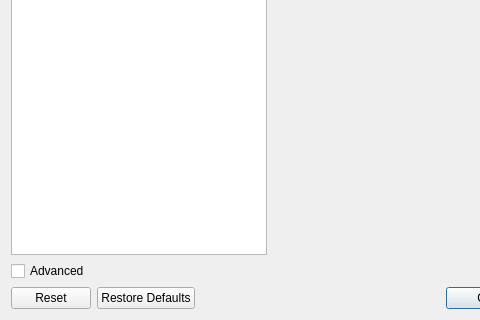
Before: the Qt Designer form src/mumble/ConfigDialog.ui in mumble-voip/mumble, drawn with Qt 5; both pictures show x 0 to 480 and y 185 to 505 of the 709 by 505 pixel window.
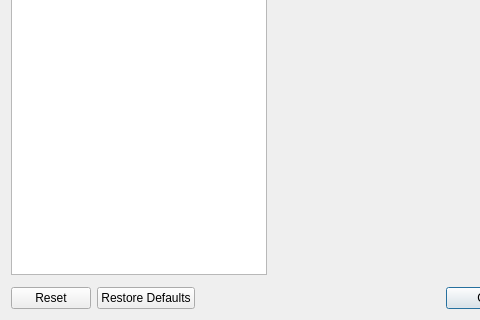
After: the same form once the commit is applied.

Commit message: Mumble: remove expert mode.

```diff
--- a/src/mumble/ConfigDialog.ui
+++ b/src/mumble/ConfigDialog.ui
@@ -42,19 +42,6 @@
      </property>
     </widget>
    </item>
-   <item row="1" column="0">
-    <widget class="QCheckBox" name="qcbExpert">
-     <property name="sizePolicy">
-      <sizepolicy hsizetype="Minimum" vsizetype="Fixed">
-       <horstretch>0</horstretch>
-       <verstretch>0</verstretch>
-      </sizepolicy>
-     </property>
-     <property name="text">
-      <string>Advanced</string>
-     </property>
-    </widget>
-   </item>
    <item row="2" column="0" colspan="3">
     <layout class="QHBoxLayout" name="horizontalLayout">
      <item>
```
The commit also changes 28 other files.
